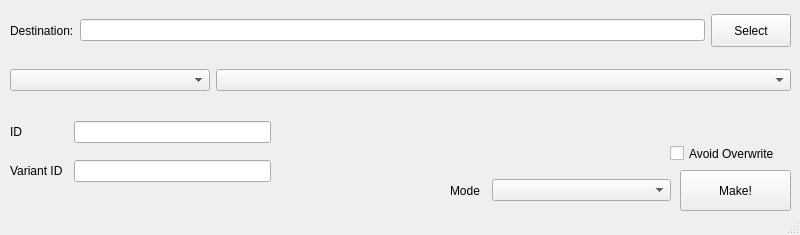
Above: skymake.ui from rosey-complex/Skymake before the change. Below: the same form after it.
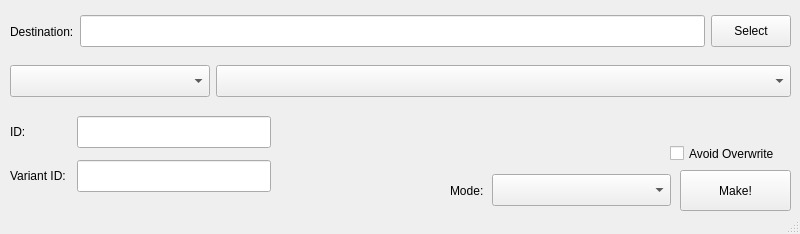
That is the form after the change.

Commit message: Un-thin the buttons on Qt themes that are not Breeze or Kvantum.

Diff of the .ui file:
```diff
--- a/skymake.ui
+++ b/skymake.ui
@@ -7,7 +7,7 @@
     <x>0</x>
     <y>0</y>
     <width>800</width>
-    <height>235</height>
+    <height>234</height>
    </rect>
   </property>
   <property name="windowTitle">
@@ -20,7 +20,7 @@
       <x>10</x>
       <y>10</y>
       <width>781</width>
-      <height>41</height>
+      <height>43</height>
      </rect>
     </property>
     <layout class="QHBoxLayout" name="HL_Dest">
@@ -32,14 +32,21 @@
       </widget>
      </item>
      <item>
-      <widget class="QLineEdit" name="LE_Prefix"/>
+      <widget class="QLineEdit" name="LE_Prefix">
+       <property name="minimumSize">
+        <size>
+         <width>0</width>
+         <height>32</height>
+        </size>
+       </property>
+      </widget>
      </item>
      <item>
       <widget class="QPushButton" name="BTN_SelDest">
        <property name="minimumSize">
         <size>
          <width>0</width>
-         <height>33</height>
+         <height>32</height>
         </size>
        </property>
        <property name="text">
@@ -55,12 +62,18 @@
       <x>10</x>
       <y>60</y>
       <width>781</width>
-      <height>41</height>
+      <height>43</height>
      </rect>
     </property>
     <layout class="QHBoxLayout" name="HL_SkySel">
      <item>
       <widget class="QComboBox" name="CB_TypeSelect">
+       <property name="minimumSize">
+        <size>
+         <width>0</width>
+         <height>32</height>
+        </size>
+       </property>
        <property name="maximumSize">
         <size>
          <width>200</width>
@@ -70,7 +83,14 @@
       </widget>
      </item>
      <item>
-      <widget class="QComboBox" name="CB_SkySelect"/>
+      <widget class="QComboBox" name="CB_SkySelect">
+       <property name="minimumSize">
+        <size>
+         <width>0</width>
+         <height>32</height>
+        </size>
+       </property>
+      </widget>
      </item>
     </layout>
    </widget>
@@ -106,7 +126,7 @@
       <x>10</x>
       <y>110</y>
       <width>261</width>
-      <height>84</height>
+      <height>90</height>
      </rect>
     </property>
     <layout class="QGridLayout" name="GL_IDs">
@@ -116,22 +136,36 @@
      <item row="1" column="0">
       <widget class="QLabel" name="LB_VarID">
        <property name="text">
-        <string>Variant ID</string>
+        <string>Variant ID:</string>
        </property>
       </widget>
      </item>
      <item row="0" column="0">
       <widget class="QLabel" name="LB_ID">
        <property name="text">
-        <string>ID</string>
+        <string>ID:</string>
        </property>
       </widget>
      </item>
      <item row="1" column="1">
-      <widget class="QLineEdit" name="LE_VarID"/>
+      <widget class="QLineEdit" name="LE_VarID">
+       <property name="minimumSize">
+        <size>
+         <width>0</width>
+         <height>32</height>
+        </size>
+       </property>
+      </widget>
      </item>
      <item row="0" column="1">
-      <widget class="QLineEdit" name="LE_ID"/>
+      <widget class="QLineEdit" name="LE_ID">
+       <property name="minimumSize">
+        <size>
+         <width>0</width>
+         <height>32</height>
+        </size>
+       </property>
+      </widget>
      </item>
     </layout>
    </widget>
@@ -145,6 +179,9 @@
      </rect>
     </property>
     <layout class="QHBoxLayout" name="HL_Modes">
+     <property name="spacing">
+      <number>6</number>
+     </property>
      <item>
       <widget class="QLabel" name="LB_Mode">
        <property name="maximumSize">
@@ -160,12 +197,19 @@
         </size>
        </property>
        <property name="text">
-        <string>Mode</string>
+        <string>Mode:</string>
        </property>
       </widget>
      </item>
      <item>
-      <widget class="QComboBox" name="CB_Mode"/>
+      <widget class="QComboBox" name="CB_Mode">
+       <property name="minimumSize">
+        <size>
+         <width>0</width>
+         <height>32</height>
+        </size>
+       </property>
+      </widget>
      </item>
     </layout>
    </widget>
```
The commit also changes 1 other file.
